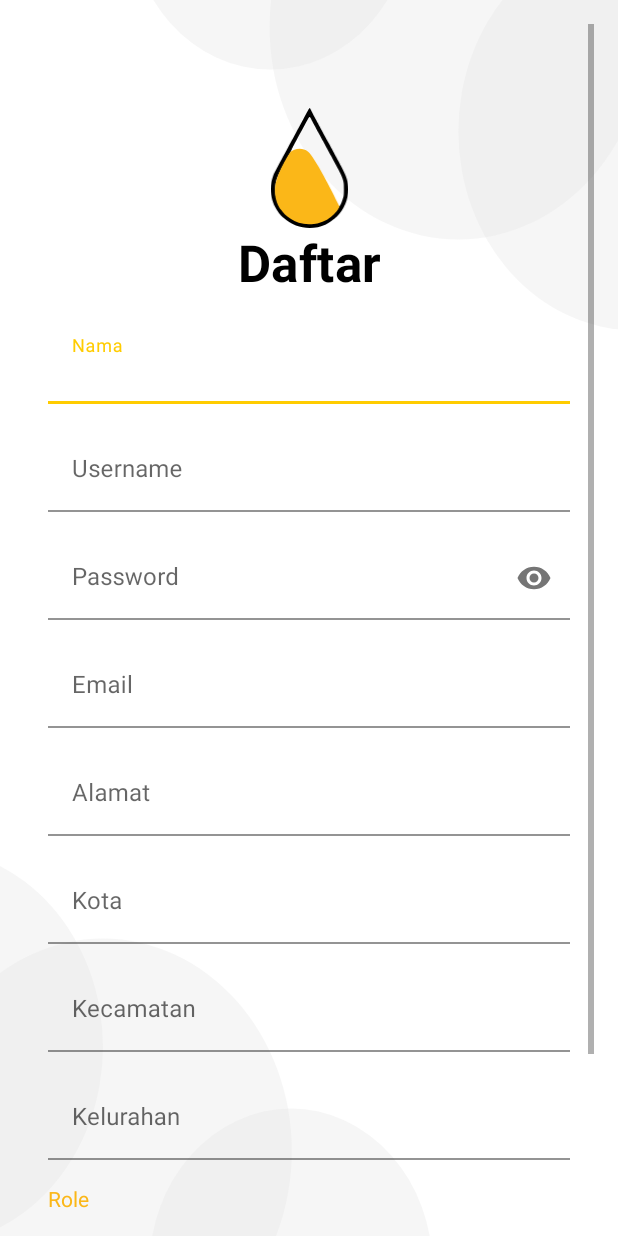
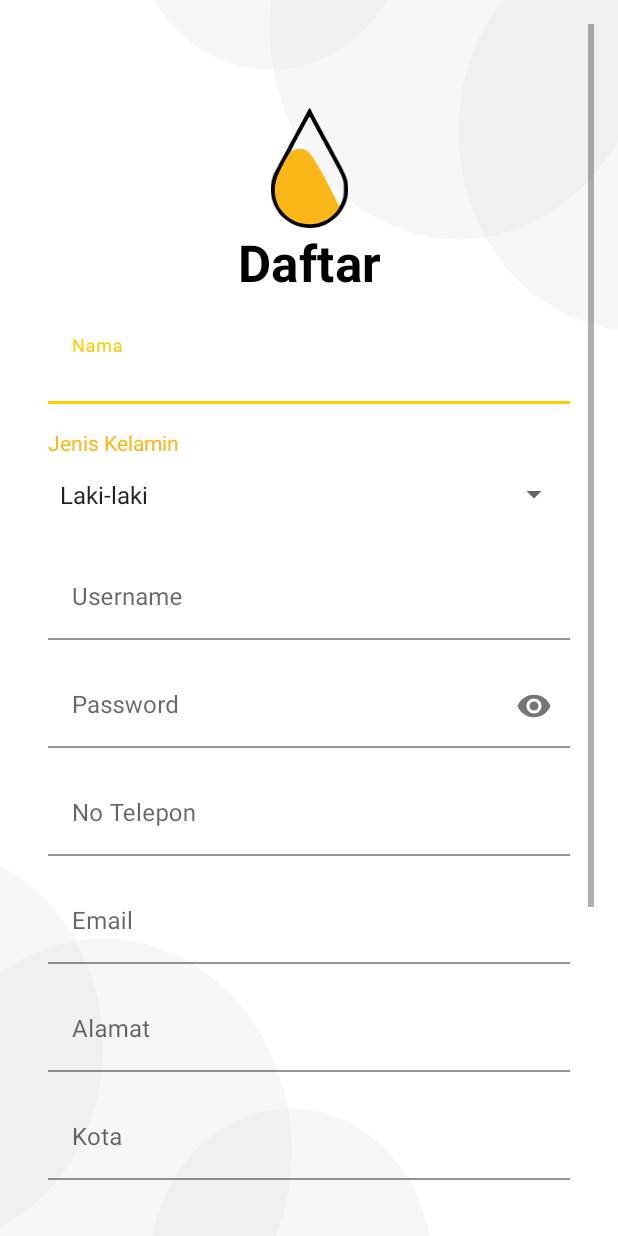
Before and after one commit to arrizal27/Jelita, an Android app: the DaftarActivity screen opened directly, with no data from a screen before it, on a phone screen of 412 x 824 dp. Run offline under Robolectric (Android 15) with nearby library versions, the phone set to English and light mode, and no system bars; our stand-ins replace Firebase (no records; nobody signed in at launch, a user with empty details on screens opened directly).

Commit message:
jenis kelamin user

```diff
--- a/app/src/main/java/com/smkn4bdg/jelita/ui/login/DaftarActivity.java
+++ b/app/src/main/java/com/smkn4bdg/jelita/ui/login/DaftarActivity.java
@@ -31,8 +31,8 @@ public class DaftarActivity extends AppCompatActivity {
     private FirebaseAuth firebaseAuth;
     private DatabaseReference dbUsers;
     private static final String TAG = "DaftarActivity";
-    TextInputEditText nama,username,pass,emailhp, alamat, kota, kecamatan, kelurahan;
-    Spinner role;
+    TextInputEditText nama,username,pass,emailhp, alamat, kota, kecamatan, kelurahan, no_telp;
+    Spinner role,jk;
     Button btndaftar;
     ImageButton back;
 
@@ -67,10 +67,12 @@ public class DaftarActivity extends AppCompatActivity {
         pass = findViewById(R.id.txt_password);
         emailhp = findViewById(R.id.email);
         role = findViewById(R.id.dropdown_role);
+        jk = findViewById(R.id.dropdown_jk);
         btndaftar = findViewById(R.id.btn_daftar);
         back = findViewById(R.id.back_daftar);
         alamat = findViewById(R.id.alamat);
         kota = findViewById(R.id.kota);
+        no_telp = findViewById(R.id.txt_notelp);
         kecamatan = findViewById(R.id.kecamatan);
         kelurahan = findViewById(R.id.kelurahan);
 
@@ -86,6 +88,8 @@ public class DaftarActivity extends AppCompatActivity {
         String passFinal = pass.getText().toString();
         String emailhpFinal = emailhp.getText().toString();
         String roleFinal = role.getSelectedItem().toString();
+        String jkFinal = jk.getSelectedItem().toString();
+        String telpFinal = no_telp.getText().toString();
         String alamatFinal = alamat.getText().toString();
         String kotaFinal = kota.getText().toString();
         String kecamatanFinal = kecamatan.getText().toString();
@@ -108,6 +112,10 @@ public class DaftarActivity extends AppCompatActivity {
         }
         if (TextUtils.isEmpty(passFinal)) {
             showToast("Enter Your Password!");
+            return;
+        }
+        if (TextUtils.isEmpty(telpFinal)) {
+            showToast("Enter Your Phone Number!");
             return;
         }
         if (TextUtils.isEmpty(emailhpFinal)) {
@@ -152,7 +160,7 @@ public class DaftarActivity extends AppCompatActivity {
                                     } else {
                                         String id = firebaseAuth.getUid();
                                         User user = new User(id, namaFinal, usernameFinal, roleFinal, emailhpFinal,passFinal,
-                                                jenisKelamin, noTlp, jml_minyak, poin, alamatFinal, kelurahanFinal
+                                                jkFinal, telpFinal, jml_minyak, poin, alamatFinal, kelurahanFinal
                                                 , kecamatanFinal, kotaFinal);
                                         dbUsers.child(id).setValue(user);
                                         DaftarActivity.this.startActivity(new Intent(DaftarActivity.this, DaftarBerhasilActivity.class));
--- a/app/src/main/res/layout/activity_daftar.xml
+++ b/app/src/main/res/layout/activity_daftar.xml
@@ -58,6 +58,18 @@
                     android:backgroundTint="@android:color/transparent"
                     android:id="@+id/txt_nama"/>
             </com.google.android.material.textfield.TextInputLayout>
+            <TextView
+                android:layout_width="wrap_content"
+                android:layout_height="wrap_content"
+                android:textColor="@color/yellow_dark"
+                android:text="Jenis Kelamin"
+                android:layout_marginTop="16dp"/>
+
+            <Spinner
+                android:id="@+id/dropdown_jk"
+                android:entries="@array/jk"
+                android:layout_width="match_parent"
+                android:layout_height="50dp"/>
 
             <com.google.android.material.textfield.TextInputLayout
                 android:layout_width="match_parent"
@@ -84,6 +96,18 @@
                     android:backgroundTint="@android:color/transparent"
                     android:id="@+id/txt_password"/>
             </com.google.android.material.textfield.TextInputLayout>
+            <com.google.android.material.textfield.TextInputLayout
+                android:layout_width="match_parent"
+                android:layout_height="wrap_content"
+                android:layout_marginTop="16dp">
+                <com.google.android.material.textfield.TextInputEditText
+                    android:layout_width="match_parent"
+                    android:layout_height="match_parent"
+                    android:hint="No Telepon"
+                    android:inputType="number"
+                    android:backgroundTint="@android:color/transparent"
+                    android:id="@+id/txt_notelp"/>
+            </com.google.android.material.textfield.TextInputLayout>
 
             <com.google.android.material.textfield.TextInputLayout
                 android:layout_width="match_parent"
@@ -97,6 +121,7 @@
                     android:id="@+id/email"
                     android:inputType="textEmailAddress"/>
             </com.google.android.material.textfield.TextInputLayout>
+
 
             <com.google.android.material.textfield.TextInputLayout
                 android:layout_width="match_parent"
--- a/app/src/main/res/layout/activity_edit_profile.xml
+++ b/app/src/main/res/layout/activity_edit_profile.xml
@@ -54,6 +54,7 @@
                     android:background="@android:color/transparent"
                     android:text="smkn4bdg" />
             </com.google.android.material.textfield.TextInputLayout>
+
 
             <com.google.android.material.textfield.TextInputLayout
                 android:layout_width="match_parent"
--- a/app/src/main/res/values/strings.xml
+++ b/app/src/main/res/values/strings.xml
@@ -10,5 +10,9 @@
         <item>Pabrik</item>
         <item>Rumah Tangga</item>
     </string-array>
+    <string-array name="jk">
+        <item>Laki-laki</item>
+        <item>Perempuan</item>
+    </string-array>
 
 </resources>
```
Also changed, not shown: app/src/main/java/com/smkn4bdg/jelita/ui/profile/ProfileActivity.java (+6 -6 lines), app/src/main/res/layout/activity_profile.xml (+16 -1 lines).
